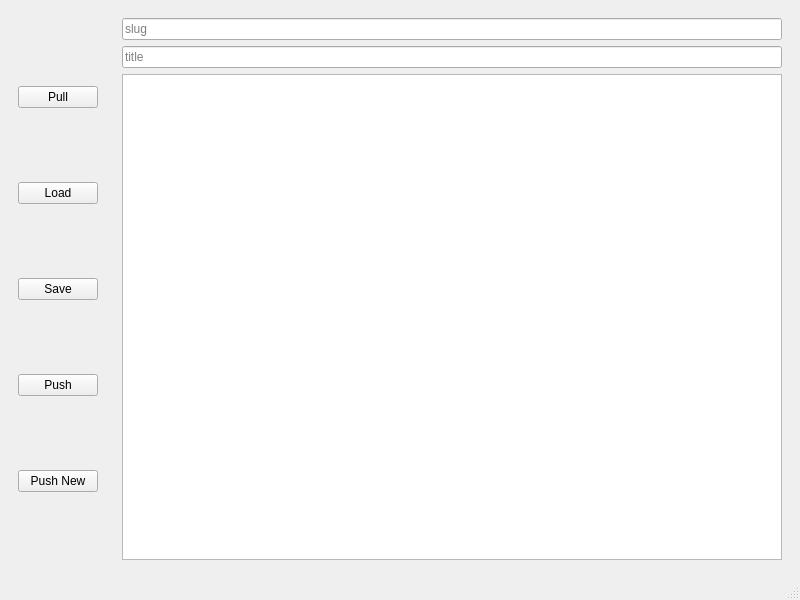
The window that src/mainwindow.ui (Supinac/DBApp) describes before a commit, drawn with Qt 5.
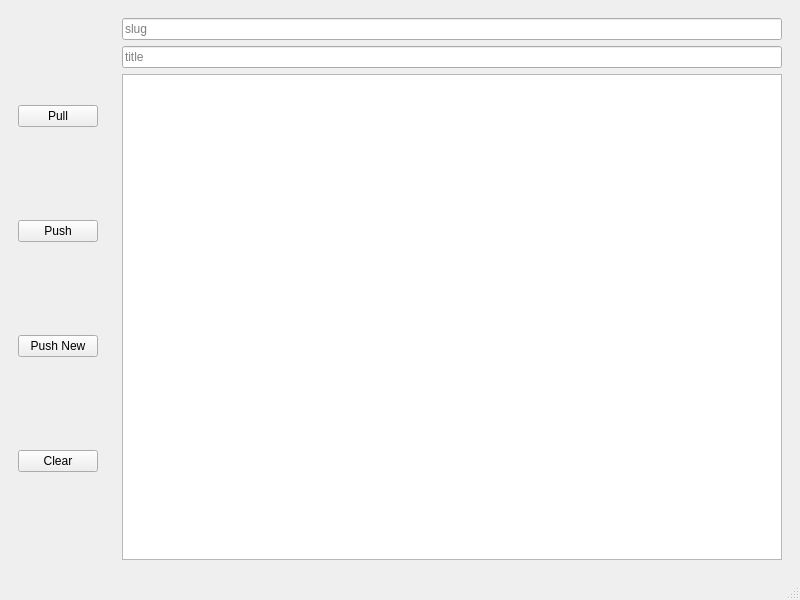
The same window after the commit.

Patch:
```diff
--- a/src/mainwindow.ui
+++ b/src/mainwindow.ui
@@ -25,20 +25,6 @@
          </property>
         </widget>
        </item>
-       <item>
-        <widget class="QPushButton" name="m_loadBtn">
-         <property name="text">
-          <string>Load</string>
-         </property>
-        </widget>
-       </item>
-       <item>
-        <widget class="QPushButton" name="m_saveBtn">
-         <property name="text">
-          <string>Save</string>
-         </property>
-        </widget>
-       </item>
        <item>
         <widget class="QPushButton" name="m_pushBtn">
          <property name="text">
@@ -53,6 +39,13 @@
          </property>
         </widget>
        </item>
+       <item>
+        <widget class="QPushButton" name="m_clearBtn">
+         <property name="text">
+          <string>Clear</string>
+         </property>
+        </widget>
+       </item>
       </layout>
      </widget>
     </item>
```
